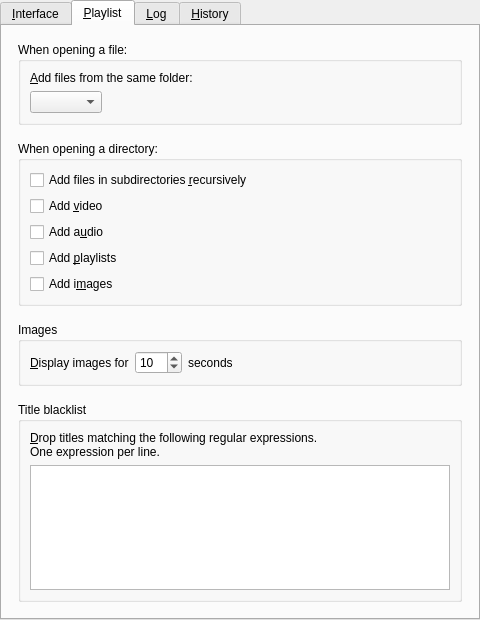
Old version of the form src/gui/pref/interface.ui in the repository wilbert2000/wzplayer.
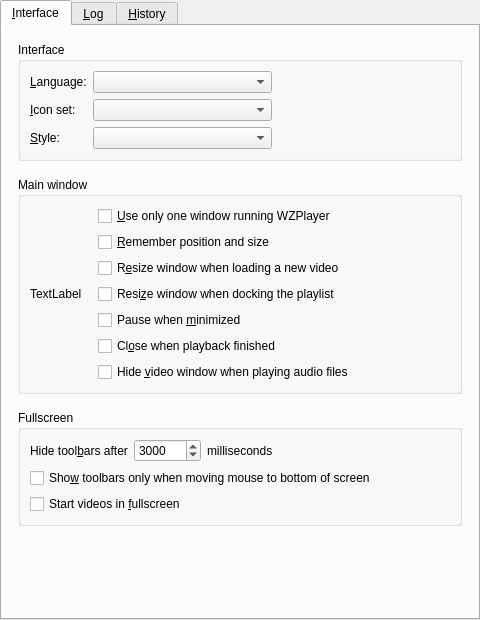
New version of the form. The open tabs and pages were chosen to show the change. Custom widgets are drawn as their Qt base class.

Commit message: Add name blacklist

What changed in the file:
```diff
--- a/src/gui/pref/interface.ui
+++ b/src/gui/pref/interface.ui
@@ -322,222 +322,6 @@
        </item>
       </layout>
      </widget>
-     <widget class="QWidget" name="playlist_tab">
-      <attribute name="title">
-       <string>&amp;Playlist</string>
-      </attribute>
-      <layout class="QVBoxLayout">
-       <property name="spacing">
-        <number>16</number>
-       </property>
-       <property name="margin">
-        <number>16</number>
-       </property>
-       <item>
-        <widget class="QGroupBox" name="file_group">
-         <property name="minimumSize">
-          <size>
-           <width>0</width>
-           <height>32</height>
-          </size>
-         </property>
-         <property name="title">
-          <string>When opening a file:</string>
-         </property>
-         <property name="flat">
-          <bool>true</bool>
-         </property>
-         <layout class="QVBoxLayout" name="verticalLayout_22">
-          <item>
-           <layout class="QHBoxLayout" name="horizontalLayout">
-            <item>
-             <widget class="QLabel" name="media_to_add_label">
-              <property name="sizePolicy">
-               <sizepolicy hsizetype="Expanding" vsizetype="Preferred">
-                <horstretch>0</horstretch>
-                <verstretch>0</verstretch>
-               </sizepolicy>
-              </property>
-              <property name="text">
-               <string>&amp;Add files from the same folder:</string>
-              </property>
-              <property name="wordWrap">
-               <bool>true</bool>
-              </property>
-              <property name="buddy">
-               <cstring>media_to_add_combo</cstring>
-              </property>
-             </widget>
-            </item>
-           </layout>
-          </item>
-          <item>
-           <layout class="QHBoxLayout">
-            <item>
-             <widget class="QComboBox" name="media_to_add_combo"/>
-            </item>
-            <item>
-             <spacer name="horizontalSpacer">
-              <property name="orientation">
-               <enum>Qt::Horizontal</enum>
-              </property>
-              <property name="sizeHint" stdset="0">
-               <size>
-                <width>40</width>
-                <height>20</height>
-               </size>
-              </property>
-             </spacer>
-            </item>
-           </layout>
-          </item>
-         </layout>
-        </widget>
-       </item>
-       <item>
-        <widget class="QGroupBox" name="directory_group">
-         <property name="title">
-          <string>When opening a directory:</string>
-         </property>
-         <property name="flat">
-          <bool>true</bool>
-         </property>
-         <layout class="QVBoxLayout" name="verticalLayout_3">
-          <item>
-           <widget class="QCheckBox" name="recursive_check">
-            <property name="text">
-             <string>Add files in subdirectories &amp;recursively</string>
-            </property>
-           </widget>
-          </item>
-          <item>
-           <widget class="QCheckBox" name="video_check">
-            <property name="text">
-             <string>Add &amp;video</string>
-            </property>
-           </widget>
-          </item>
-          <item>
-           <widget class="QCheckBox" name="audio_check">
-            <property name="text">
-             <string>Add a&amp;udio</string>
-            </property>
-           </widget>
-          </item>
-          <item>
-           <widget class="QCheckBox" name="playlists_check">
-            <property name="text">
-             <string>Add &amp;playlists</string>
-            </property>
-           </widget>
-          </item>
-          <item>
-           <widget class="QCheckBox" name="images_check">
-            <property name="text">
-             <string>Add i&amp;mages</string>
-            </property>
-           </widget>
-          </item>
-         </layout>
-        </widget>
-       </item>
-       <item>
-        <widget class="QGroupBox" name="image_group">
-         <property name="title">
-          <string>Images</string>
-         </property>
-         <property name="flat">
-          <bool>true</bool>
-         </property>
-         <layout class="QVBoxLayout" name="verticalLayout_8">
-          <item>
-           <layout class="QHBoxLayout" name="horizontalLayout_7">
-            <item>
-             <widget class="QLabel" name="image_duration_label">
-              <property name="text">
-               <string>&amp;Display images for</string>
-              </property>
-              <property name="buddy">
-               <cstring>image_duration_spinbox</cstring>
-              </property>
-             </widget>
-            </item>
-            <item>
-             <widget class="QSpinBox" name="image_duration_spinbox">
-              <property name="minimum">
-               <number>2</number>
-              </property>
-              <property name="maximum">
-               <number>999</number>
-              </property>
-              <property name="value">
-               <number>10</number>
-              </property>
-             </widget>
-            </item>
-            <item>
-             <widget class="QLabel" name="label">
-              <property name="text">
-               <string>seconds</string>
-              </property>
-              <property name="buddy">
-               <cstring>image_duration_spinbox</cstring>
-              </property>
-             </widget>
-            </item>
-            <item>
-             <spacer name="horizontalSpacer_4">
-              <property name="orientation">
-               <enum>Qt::Horizontal</enum>
-              </property>
-              <property name="sizeHint" stdset="0">
-               <size>
-                <width>40</width>
-                <height>20</height>
-               </size>
-              </property>
-             </spacer>
-            </item>
-           </layout>
-          </item>
-         </layout>
-        </widget>
-       </item>
-       <item>
-        <widget class="QGroupBox" name="blacklist_group">
-         <property name="title">
-          <string>Title blacklist</string>
-         </property>
-         <property name="flat">
-          <bool>true</bool>
-         </property>
-         <layout class="QVBoxLayout" name="verticalLayout_9">
-          <item>
-           <widget class="QLabel" name="blacklist_label">
-            <property name="text">
-             <string>&amp;Drop titles matching the following regular expressions.
-One expression per line.</string>
-            </property>
-            <property name="wordWrap">
-             <bool>true</bool>
-            </property>
-            <property name="buddy">
-             <cstring>blacklist_edit</cstring>
-            </property>
-           </widget>
-          </item>
-          <item>
-           <widget class="QPlainTextEdit" name="blacklist_edit">
-            <property name="plainText">
-             <string notr="true"/>
-            </property>
-           </widget>
-          </item>
-         </layout>
-        </widget>
-       </item>
-      </layout>
-     </widget>
      <widget class="QWidget" name="log_tab">
       <attribute name="title">
        <string>&amp;Log</string>
```
Left out of the diff: 7 changed lines with no effect on the pictures. The commit also changes 13 other files.
